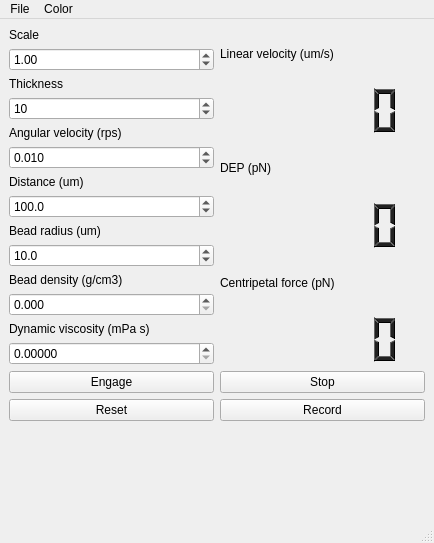
Before: the Qt Designer form main_window.ui in tortugueta/OET, drawn with Qt 5.
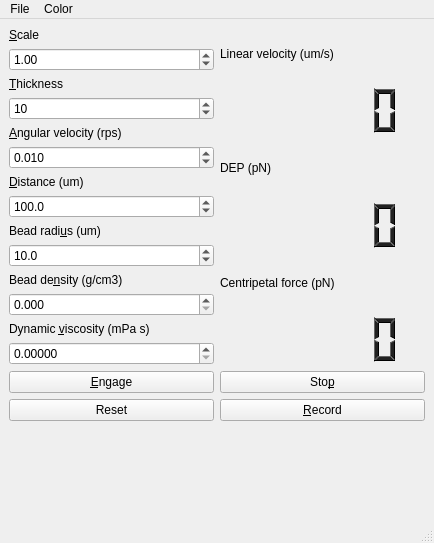
After: the same form once the commit is applied.

Commit message: Add keyboard accelerators

```diff
--- a/main_window.ui
+++ b/main_window.ui
@@ -26,7 +26,7 @@
         <item>
          <widget class="QLabel" name="scaleLabel">
           <property name="text">
-           <string>Scale</string>
+           <string>&amp;Scale</string>
           </property>
           <property name="buddy">
            <cstring>scaleSpinBox</cstring>
@@ -59,7 +59,7 @@
         <item>
          <widget class="QLabel" name="thicknessLabel">
           <property name="text">
-           <string>Thickness</string>
+           <string>&amp;Thickness</string>
           </property>
           <property name="buddy">
            <cstring>thicknessSpinBox</cstring>
@@ -86,7 +86,7 @@
         <item>
          <widget class="QLabel" name="speedLabel">
           <property name="text">
-           <string>Angular velocity (rps)</string>
+           <string>&amp;Angular velocity (rps)</string>
           </property>
           <property name="buddy">
            <cstring>speedSpinBox</cstring>
@@ -119,7 +119,7 @@
         <item>
          <widget class="QLabel" name="distanceLabel">
           <property name="text">
-           <string>Distance (um)</string>
+           <string>&amp;Distance (um)</string>
           </property>
           <property name="buddy">
            <cstring>distanceSpinBox</cstring>
@@ -149,7 +149,7 @@
         <item>
          <widget class="QLabel" name="pRadiusLabel">
           <property name="text">
-           <string>Bead radius (um)</string>
+           <string>Bead radi&amp;us (um)</string>
           </property>
           <property name="buddy">
            <cstring>pradiusSpinBox</cstring>
@@ -179,7 +179,7 @@
         <item>
          <widget class="QLabel" name="densityLabel">
           <property name="text">
-           <string>Bead density (g/cm3)</string>
+           <string>Bead de&amp;nsity (g/cm3)</string>
           </property>
           <property name="buddy">
            <cstring>densitySpinBox</cstring>
@@ -206,7 +206,7 @@
         <item>
          <widget class="QLabel" name="viscositylabel">
           <property name="text">
-           <string>Dynamic viscosity (mPa s)</string>
+           <string>Dynamic &amp;viscosity (mPa s)</string>
           </property>
           <property name="buddy">
            <cstring>viscositySpinBox</cstring>
@@ -773,7 +773,7 @@
          <string>Start the animation</string>
         </property>
         <property name="text">
-         <string>Engage</string>
+         <string>&amp;Engage</string>
         </property>
        </widget>
       </item>
@@ -783,7 +783,7 @@
          <string>Stop the animation</string>
         </property>
         <property name="text">
-         <string>Stop</string>
+         <string>Sto&amp;p</string>
         </property>
        </widget>
       </item>
@@ -803,7 +803,7 @@
          <string>Record the current parameters to file</string>
         </property>
         <property name="text">
-         <string>Record</string>
+         <string>&amp;Record</string>
         </property>
        </widget>
       </item>
```
Left out of the diff: 8 changed lines with no effect on the pictures. The commit also changes 2 other files.
